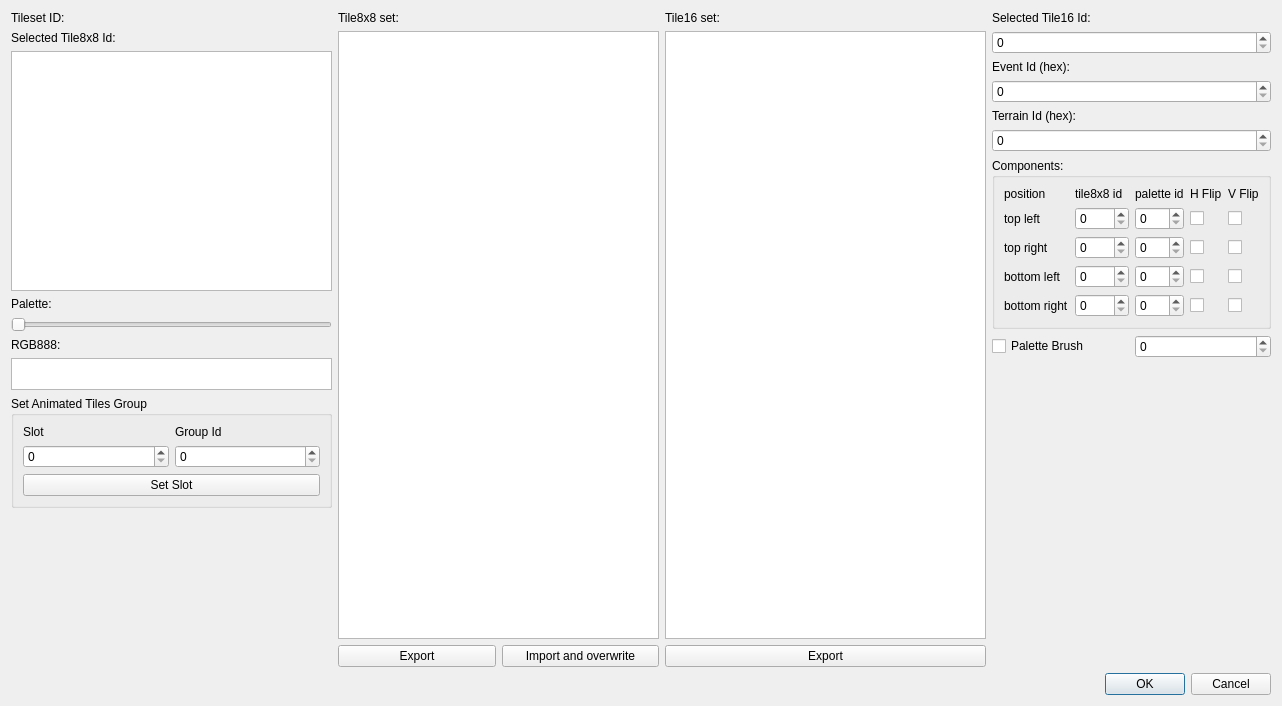
Before: the Qt Designer form Dialog/TilesetEditDialog.ui in wario-land/WL4Editor, drawn with Qt 5.
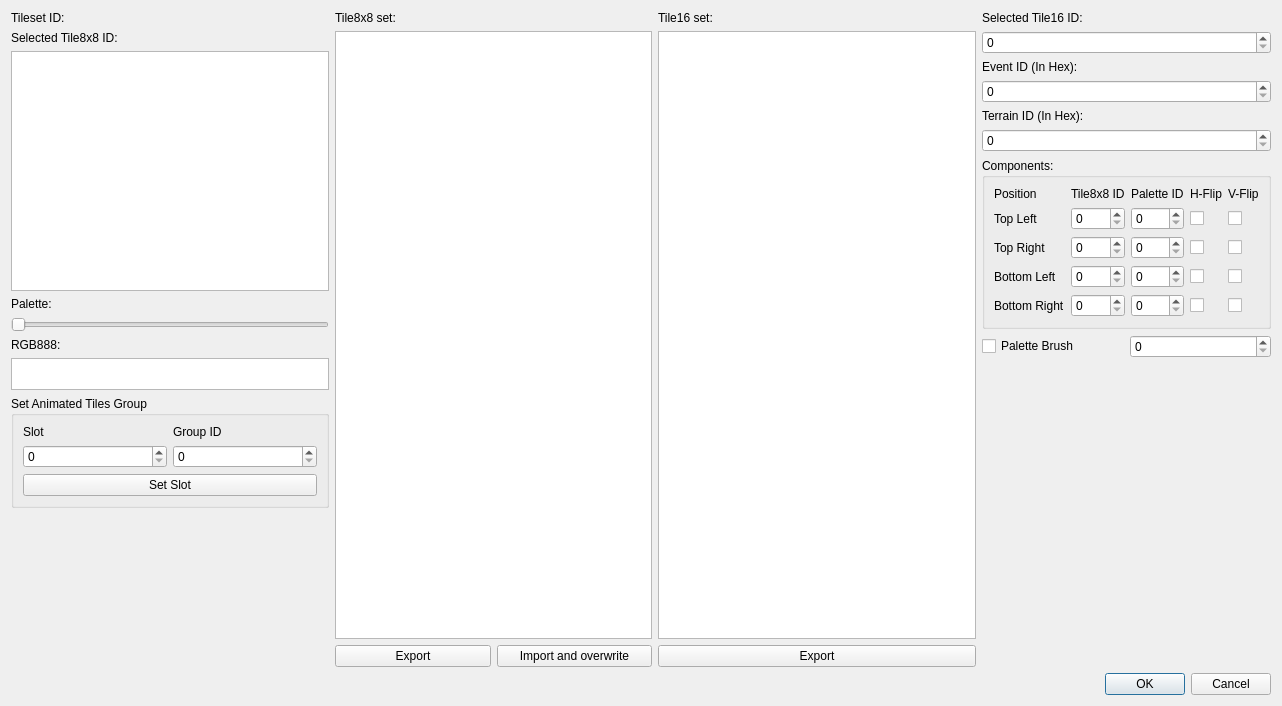
After: the same form once the commit is applied. Custom widgets are drawn as their Qt base class.

```diff
--- a/Dialog/TilesetEditDialog.ui
+++ b/Dialog/TilesetEditDialog.ui
@@ -31,7 +31,7 @@
        <item>
         <widget class="QLabel" name="label_Tile8x8_ID">
          <property name="text">
-          <string>Selected Tile8x8 Id:</string>
+          <string>Selected Tile8x8 ID:</string>
          </property>
         </widget>
        </item>
@@ -115,7 +115,7 @@
             <item row="0" column="1">
              <widget class="QLabel" name="label_AnimatedTileGroupId">
               <property name="text">
-               <string>Group Id</string>
+               <string>Group ID</string>
               </property>
              </widget>
             </item>
@@ -240,7 +240,7 @@
        <item>
         <widget class="QLabel" name="label_SelectedTile16Id">
          <property name="text">
-          <string>Selected Tile16 Id:</string>
+          <string>Selected Tile16 ID:</string>
          </property>
         </widget>
        </item>
@@ -254,7 +254,7 @@
        <item>
         <widget class="QLabel" name="label_EventId">
          <property name="text">
-          <string>Event Id (hex):</string>
+          <string>Event ID (In Hex):</string>
          </property>
         </widget>
        </item>
@@ -271,7 +271,7 @@
        <item>
         <widget class="QLabel" name="label_TerraiId">
          <property name="text">
-          <string>Terrain Id (hex):</string>
+          <string>Terrain ID (In Hex):</string>
          </property>
         </widget>
        </item>
@@ -303,21 +303,21 @@
             <item row="0" column="0">
              <widget class="QLabel" name="label_tileposition">
               <property name="text">
-               <string>position</string>
+               <string>Position</string>
               </property>
              </widget>
             </item>
             <item row="0" column="1">
              <widget class="QLabel" name="label_tile8x8Id">
               <property name="text">
-               <string>tile8x8 id</string>
+               <string>Tile8x8 ID</string>
               </property>
              </widget>
             </item>
             <item row="0" column="2">
              <widget class="QLabel" name="label_paletteId">
               <property name="text">
-               <string>palette id</string>
+               <string>Palette ID</string>
               </property>
              </widget>
             </item>
@@ -334,14 +334,14 @@
             <item row="0" column="3">
              <widget class="QLabel" name="label_HFlip">
               <property name="text">
-               <string>H Flip</string>
+               <string>&lt;html&gt;&lt;head/&gt;&lt;body&gt;&lt;p&gt;H-Flip&lt;/p&gt;&lt;/body&gt;&lt;/html&gt;</string>
               </property>
              </widget>
             </item>
             <item row="0" column="4">
              <widget class="QLabel" name="label_VFlip">
               <property name="text">
-               <string>V Flip</string>
+               <string>&lt;html&gt;&lt;head/&gt;&lt;body&gt;&lt;p&gt;V-Flip&lt;/p&gt;&lt;/body&gt;&lt;/html&gt;</string>
               </property>
              </widget>
             </item>
@@ -351,7 +351,7 @@
                <enum>Qt::NoFocus</enum>
               </property>
               <property name="text">
-               <string>top left</string>
+               <string>Top Left</string>
               </property>
              </widget>
             </item>
@@ -427,7 +427,7 @@
             <item row="2" column="0">
              <widget class="QLabel" name="label_TopRight">
               <property name="text">
-               <string>top right</string>
+               <string>Top Right</string>
               </property>
              </widget>
             </item>
@@ -441,14 +441,14 @@
             <item row="3" column="0">
              <widget class="QLabel" name="label_BottomLeft">
               <property name="text">
-               <string>bottom left</string>
+               <string>Bottom Left</string>
               </property>
              </widget>
             </item>
             <item row="4" column="0">
              <widget class="QLabel" name="label_BottomRight">
               <property name="text">
-               <string>bottom right</string>
+               <string>Bottom Right</string>
               </property>
              </widget>
             </item>
```
Left out of the diff: 9 changed lines with no effect on the pictures.
